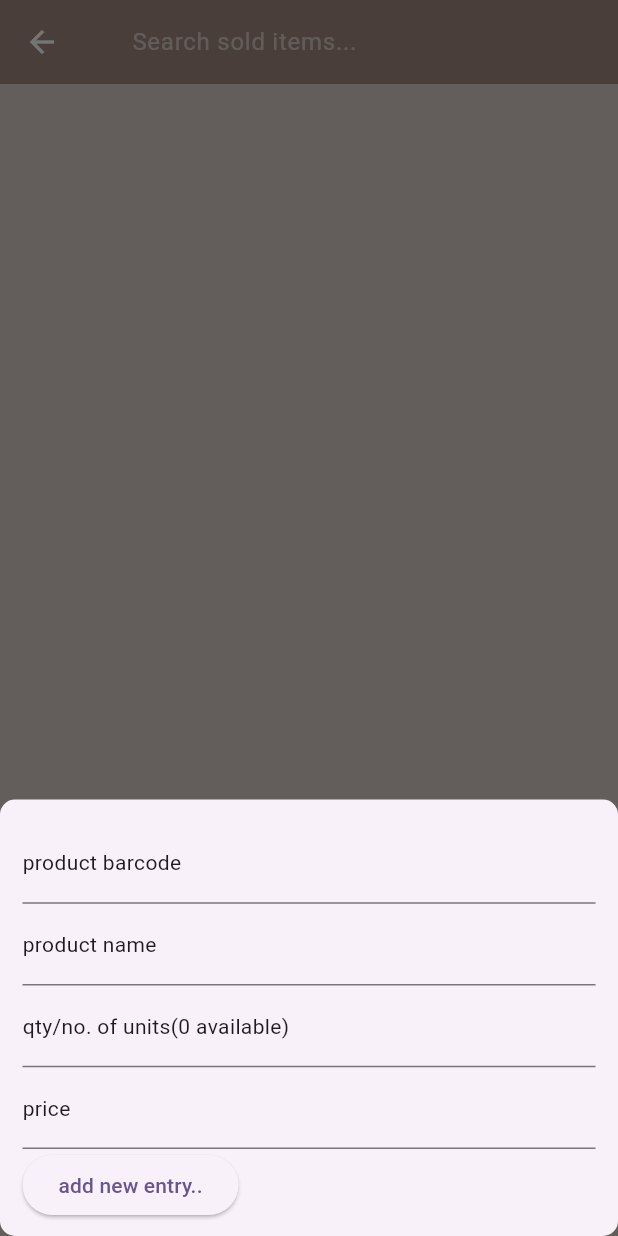
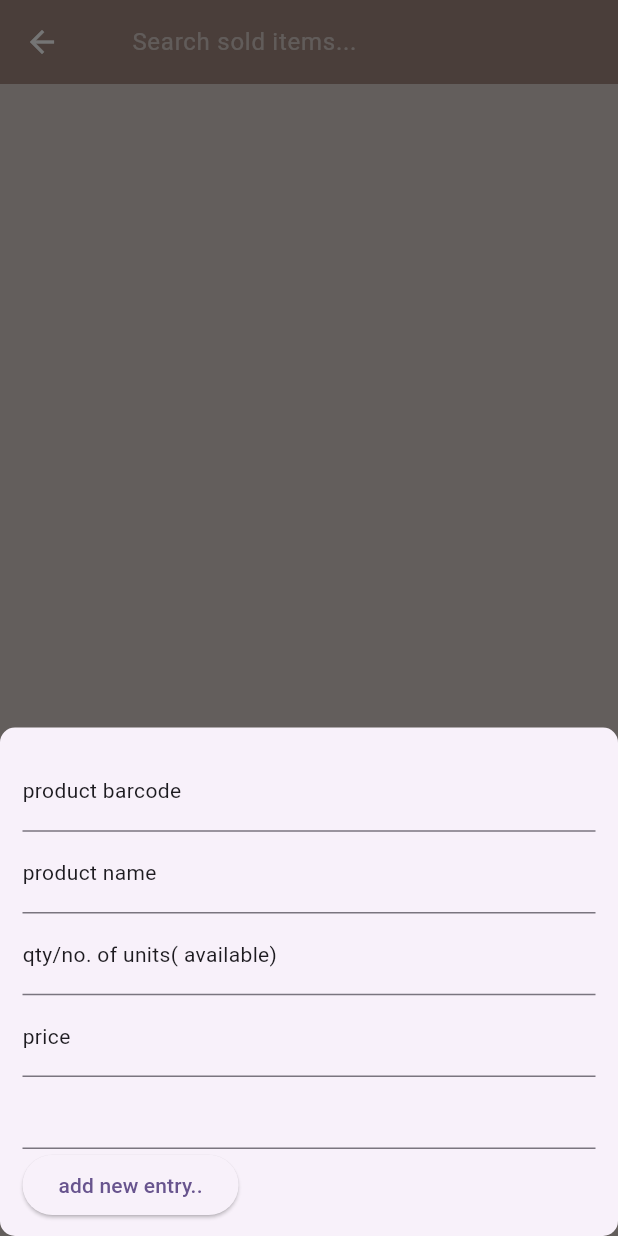
Before and after one commit to crimsoftit/retail_intel, a Flutter app: the SoldItemsScreen screen opened directly, after a tap on the "add" icon, on a phone screen of 412 x 824 dp. Run offline on Flutter 3.47's test engine with Material 3 defaults, Android fonts, the phone set to English and light mode, and no system bars; our stand-ins replace clock, flutter_svg, sqflite; missing offline and left inert: flutter_barcode_scanner; accounts and stored records are empty.

Commit message:
7. sell an item

```diff
--- a/lib/ui/sold_items_screen.dart
+++ b/lib/ui/sold_items_screen.dart
@@ -29,6 +29,7 @@ class _SoldItemsScreenState extends State<SoldItemsScreen> {
   final TextEditingController _txtName = TextEditingController();
   final TextEditingController _txtQty = TextEditingController();
   final TextEditingController _txtPrice = TextEditingController();
+  final TextEditingController _txtInvQty = TextEditingController();
 
   final formKey = GlobalKey<FormState>();
   int availableStockQty = 0;
@@ -131,9 +132,8 @@ class _SoldItemsScreenState extends State<SoldItemsScreen> {
                       FilteringTextInputFormatter.digitsOnly
                     ],
                     decoration: InputDecoration(
-                      labelText: (availableStockQty != 0)
-                          ? 'qty/no. of units($availableStockQty available)'
-                          : 'qty/no. of units(0 available)',
+                      labelText:
+                          'qty/no. of units(${_txtInvQty.text} available)',
                       labelStyle: textStyle,
                     ),
                     validator: (value) {
@@ -142,6 +142,8 @@ class _SoldItemsScreenState extends State<SoldItemsScreen> {
                         // ignore: unrelated_type_equality_checks
                       } else if (value == 0) {
                         return 'invalid value for qty!';
+                      } else if (int.parse(value) > availableStockQty) {
+                        return 'qty exceeds available stock!';
                       }
                       return null;
                     },
@@ -168,6 +170,13 @@ class _SoldItemsScreenState extends State<SoldItemsScreen> {
                       }
                       return null;
                     },
+                  ),
+                  Visibility(
+                    visible: true,
+                    child: TextField(
+                      controller: _txtInvQty,
+                      readOnly: true,
+                    ),
                   ),
                   ElevatedButton(
                     onPressed: () async {
@@ -314,7 +323,7 @@ class _SoldItemsScreenState extends State<SoldItemsScreen> {
       _inventoryList = inventoryData;
       availableStockQty = scannedItem['quantity'];
     });
-
+    _txtInvQty.text = scannedItem['quantity'].toString();
     _txtCode.text = scannedItem['productCode'];
     _txtName.text = scannedItem['name'];
     _txtPrice.text = (scannedItem['unitSellingPrice']).toString();
```
